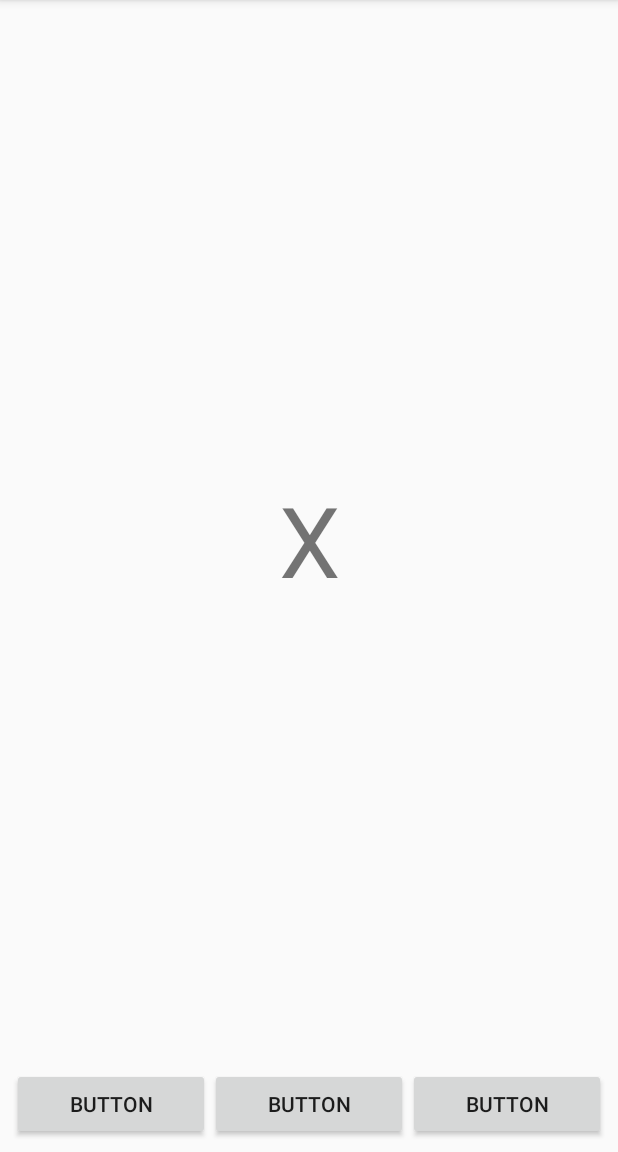
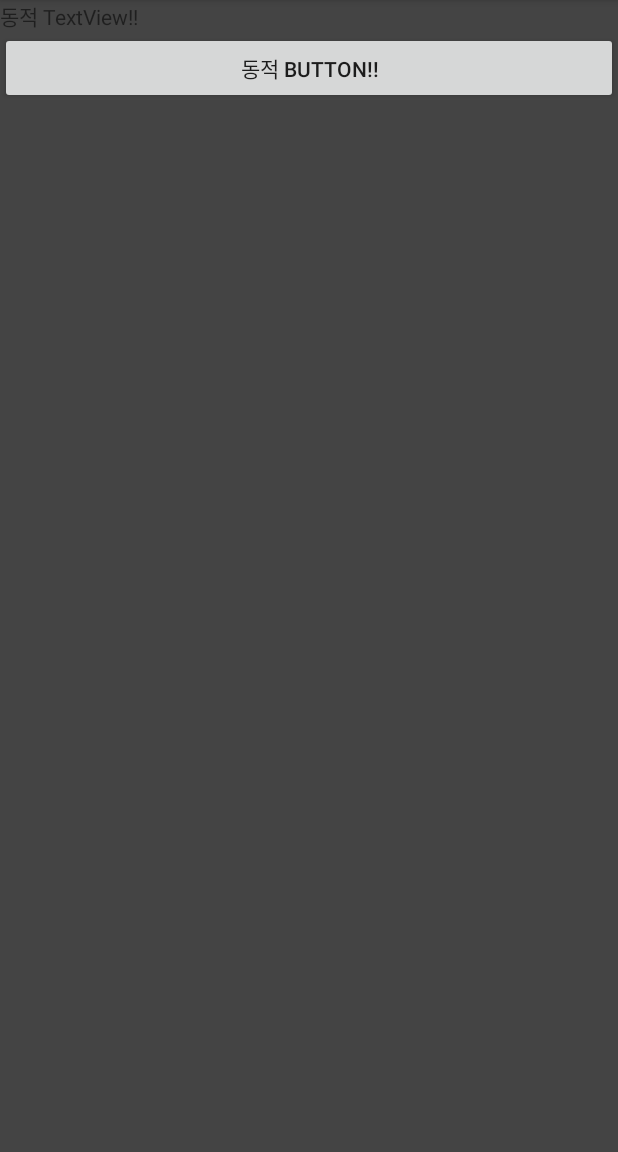
Before and after one commit to adsloader/AndroJavaExample, an Android app: the screen it shows after launch (MainActivity before the commit, activity_1_1 after it), on a phone screen of 412 x 824 dp, the part 84-1236 px from its top. Run offline under Robolectric (Android 15) with nearby library versions, the phone set to English and light mode, and no system bars.

Commit message:
6일차java예제포함

```diff
--- a/app/build.gradle
+++ b/app/build.gradle
@@ -1,8 +1,8 @@
 apply plugin: 'com.android.application'
 
 android {
-    compileSdkVersion 24
-    buildToolsVersion "25.0.2"
+    compileSdkVersion 26
+    buildToolsVersion '26.0.0'
     defaultConfig {
         applicationId "com.example.snake.androjavaexample"
         minSdkVersion 15
@@ -20,7 +20,7 @@ android {
 }
 
 dependencies {
-    compile fileTree(dir: 'libs', include: ['*.jar'])
+    compile fileTree(include: ['*.jar'], dir: 'libs')
     androidTestCompile('com.android.support.test.espresso:espresso-core:2.2.2', {
         exclude group: 'com.android.support', module: 'support-annotations'
     })
--- a/app/src/main/AndroidManifest.xml
+++ b/app/src/main/AndroidManifest.xml
@@ -9,6 +9,8 @@
         android:supportsRtl="true"
         android:theme="@style/AppTheme">
         <activity android:name=".MainActivity">
+        </activity>
+        <activity android:name=".activity_1_1">
             <intent-filter>
                 <action android:name="android.intent.action.MAIN" />
 
--- /dev/null
+++ b/app/src/main/java/com/example/snake/androjavaexample/activity_1_1.java
@@ -0,0 +1,37 @@
+package com.example.snake.androjavaexample;
+
+import android.graphics.Color;
+import android.support.v7.app.AppCompatActivity;
+import android.os.Bundle;
+import android.widget.Button;
+import android.widget.LinearLayout;
+import android.widget.TextView;
+
+public class activity_1_1 extends AppCompatActivity {
+
+    @Override
+    protected void onCreate(Bundle savedInstanceState) {
+        super.onCreate(savedInstanceState);
+        // 코드로 화면을 그리는 노가다 예제
+        // 레아아웃을 생성 및 오리엔테이션 및 색상지정
+        LinearLayout ln;
+        ln = new LinearLayout(this);
+        ln.setBackgroundColor(Color.DKGRAY);
+        ln.setOrientation(LinearLayout.VERTICAL);
+
+        // TextView와 Button을 생성
+        TextView txtTest = new TextView(this);
+        txtTest.setText("동적 TextView!!");
+        Button btn = new Button(this);
+        btn.setText("동적 Button!!");
+
+        // 텍스트를 붙인다.
+        ln.addView(txtTest);
+
+        // 버튼을 붙인다.
+        ln.addView(btn);
+
+        setContentView(ln);
+        //setContentView(R.layout.activity_main);
+    }
+}
--- a/app/src/main/res/layout/activity_main.xml
+++ b/app/src/main/res/layout/activity_main.xml
@@ -27,7 +27,7 @@
             android:layout_width="wrap_content"
             android:layout_height="wrap_content"
             android:layout_weight="1"
-            android:text="Button" />
+            android:text="한글11" />
 
         <Button
             android:id="@+id/button11"
--- a/build.gradle
+++ b/build.gradle
@@ -5,7 +5,7 @@ buildscript {
         jcenter()
     }
     dependencies {
-        classpath 'com.android.tools.build:gradle:2.3.0'
+        classpath 'com.android.tools.build:gradle:2.3.3'
 
         // NOTE: Do not place your application dependencies here; they belong
         // in the individual module build.gradle files
```
Also changed, not shown: app/src/main/java/com/example/snake/androjavaexample/MainActivity.java (+7 -0 lines), app/src/main/res/layout/activity_1_1.xml (added, +9 -0 lines), app/src/main/assets/layout_change.gif (added), 1 other file.
